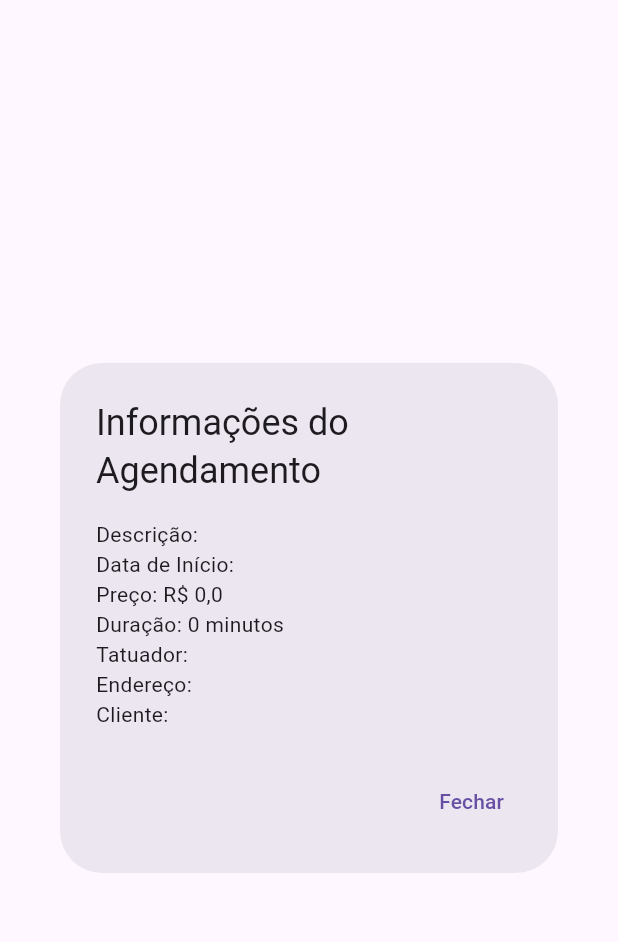
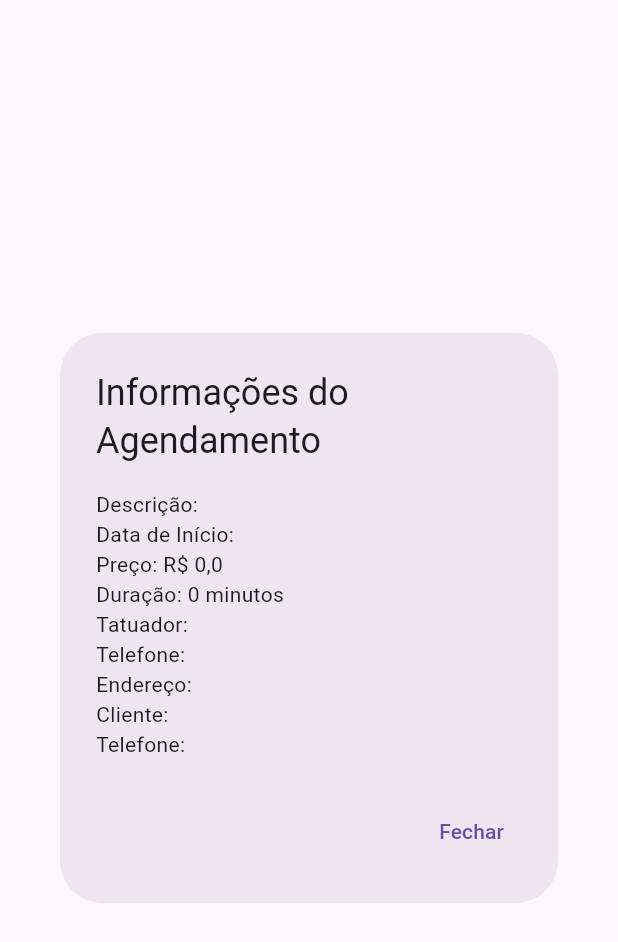
Before and after one commit to eduardo-kurek/opt120-tattoo-front, a Flutter app: the ScheduleInfoDialog widget shown alone on an empty page, opened directly with empty values, on a phone screen of 412 x 824 dp. Shown: the top 942 px of the screen. Run offline on Flutter 3.47's test engine with Material 3 defaults, Android fonts, the phone set to English and light mode, and no system bars; our stand-ins replace image_picker, jwt_decoder, shared_preferences, validators; missing offline and left inert: omni_datetime_picker; accounts and stored records are empty; network calls fail.

Commit message:
send password to edit user and show full infos on Schedule and Tatto

```diff
--- a/lib/Models/Utils.dart
+++ b/lib/Models/Utils.dart
@@ -2,8 +2,10 @@ class Utils{
   String agendamento_id;
   String client_id;
   String client_name;
+  String client_phone;
   String tatuador_id;
   String tatuador_name;
+  String tatuador_phone;
   String tatuagem_id;
   String observacao;
   String imagem;
@@ -28,6 +30,8 @@ class Utils{
     required this.preco,
     required this.client_name,
     required this.tatuador_name,
+    required this.client_phone,
+    required this.tatuador_phone,
     // required this.tamanho,
     required this.duracao,
   });
@@ -48,6 +52,8 @@ class Utils{
       preco: json['preco'] ?? 0.0,
       // tamanho: json['tamanho'] ?? 0,
       duracao: json['duracao'] ?? 0,
+      client_phone: json['client_phone'] ?? '',
+      tatuador_phone: json['tatuador_phone'] ?? '',
     );
   }
 }
--- a/lib/screens/components/ScheduleInfoDialog.dart
+++ b/lib/screens/components/ScheduleInfoDialog.dart
@@ -25,8 +25,10 @@ class ScheduleInfoDialog extends StatelessWidget {
           Text('Preço: R\$ ${schedule.preco.toString().replaceAll('.', ',')}'),
           Text('Duração: ${schedule.duracao} minutos'),
           Text('Tatuador: ${schedule.tatuador_name}'),
+          Text('Telefone: ${schedule.tatuador_phone}'),
           Text('Endereço: ${schedule.endereco_atendimento}'),
           Text('Cliente: ${schedule.client_name}'),
+          Text('Telefone: ${schedule.client_phone}'),
         ],
       ),
       actions: [
--- a/lib/screens/components/TattoInfoDialog.dart
+++ b/lib/screens/components/TattoInfoDialog.dart
@@ -22,6 +22,7 @@ class Tattoinfodialog extends StatelessWidget {
           Text('Preço: R\$ ${tatto.preco.toString().replaceAll('.', ',')}'),
           Text('Duração: ${tatto.duracao} minutos'),
           Text('Tatuador: ${tatto.tatuador_name}'),
+          Text('Telefone: ${tatto.tatuador_phone}'),
           Text('Endereço: ${tatto.endereco_atendimento}'),
         ],
       ),
```
Also changed, not shown: lib/DAO/ScheduleDAO.dart (+15 -1 lines), lib/DAO/TattooDAO.dart (+15 -1 lines), lib/screens/user/become_artist.dart (+7 -7 lines), lib/screens/user/my_account.dart (+16 -2 lines).
